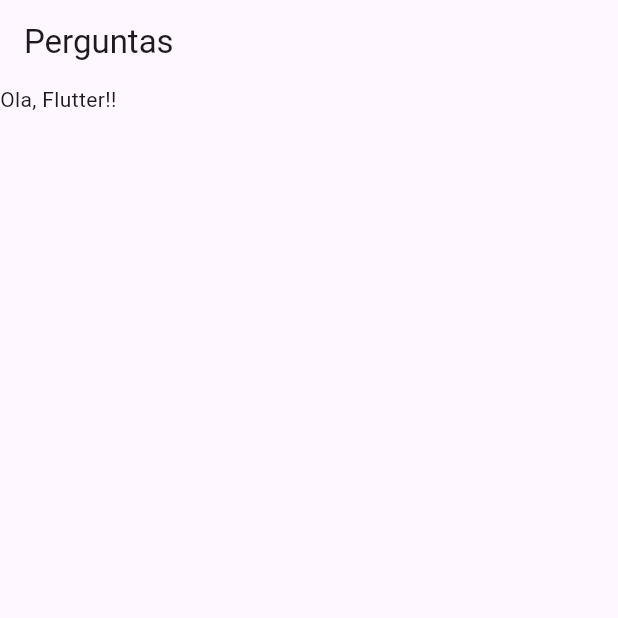
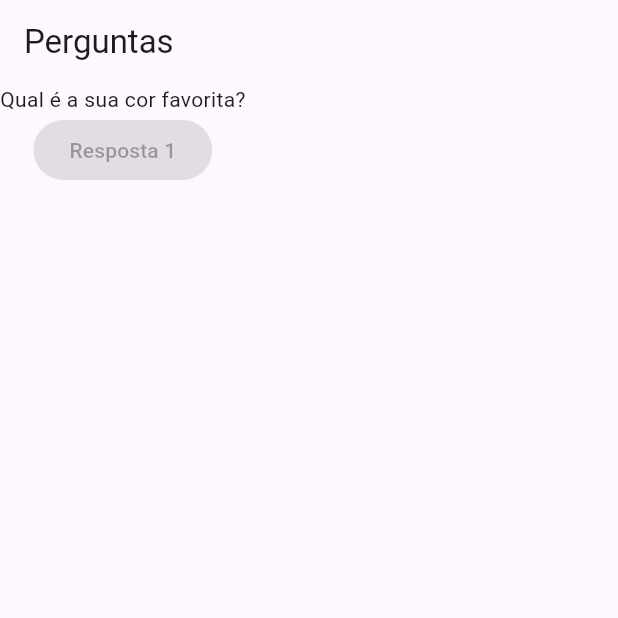
Before and after one commit to LucasLimaAmaral/Projeto_perguntas, a Flutter app: the screen it shows after launch, on a phone screen of 412 x 824 dp, the top half of it. Run offline on Flutter 3.47's test engine with Material 3 defaults, Android fonts, the phone set to English and light mode, and no system bars.

Commit message:
foi criado uma lista de perguntas, uma coluna com uma lista de widgets e os widgets são text(perguntas) e um EleveteButton(resposta)

```diff
--- a/lib/main.dart
+++ b/lib/main.dart
@@ -1,19 +1,39 @@
 import 'package:flutter/material.dart';
 
-main() => runApp(PerguntaApp());
+main() => runApp(PerguntaAppKey());
 
-class PerguntaApp extends StatelessWidget{
+class PerguntaAppKey extends StatelessWidget{
 
   @override
   Widget build(BuildContext context){
+    final List<String> perguntas = [
+      'Qual é a sua cor favorita?',
+      'Qual é o seu animal favorito?',
+
+    ];
+
     return MaterialApp(
       home: Scaffold(
+
         appBar: AppBar(
           title: Text('Perguntas'),
         ),
-        body: Text('Ola, Flutter!!'),
+
+        body: Column(
+
+          children: <Widget>[
+
+            Text(perguntas[0]),
+            ElevatedButton(
+              onPressed: null,
+              child: Text('Resposta 1')
+            )
+
+          ],
+
+        ),
+
       ),
     );
   }
 }
-//sdfsdf
```
